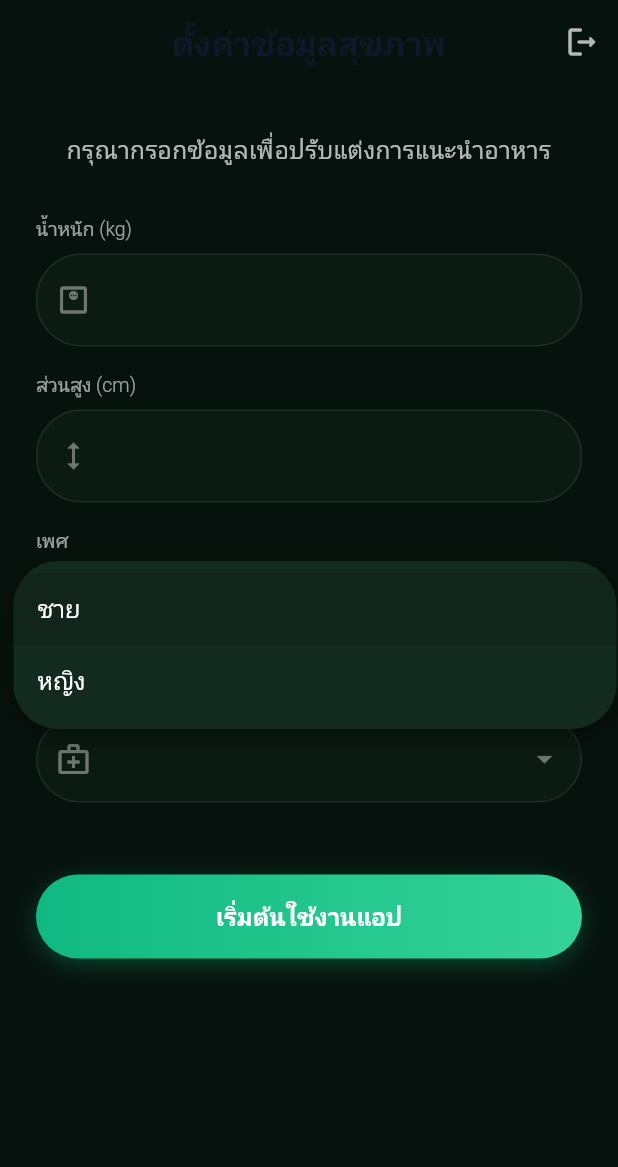
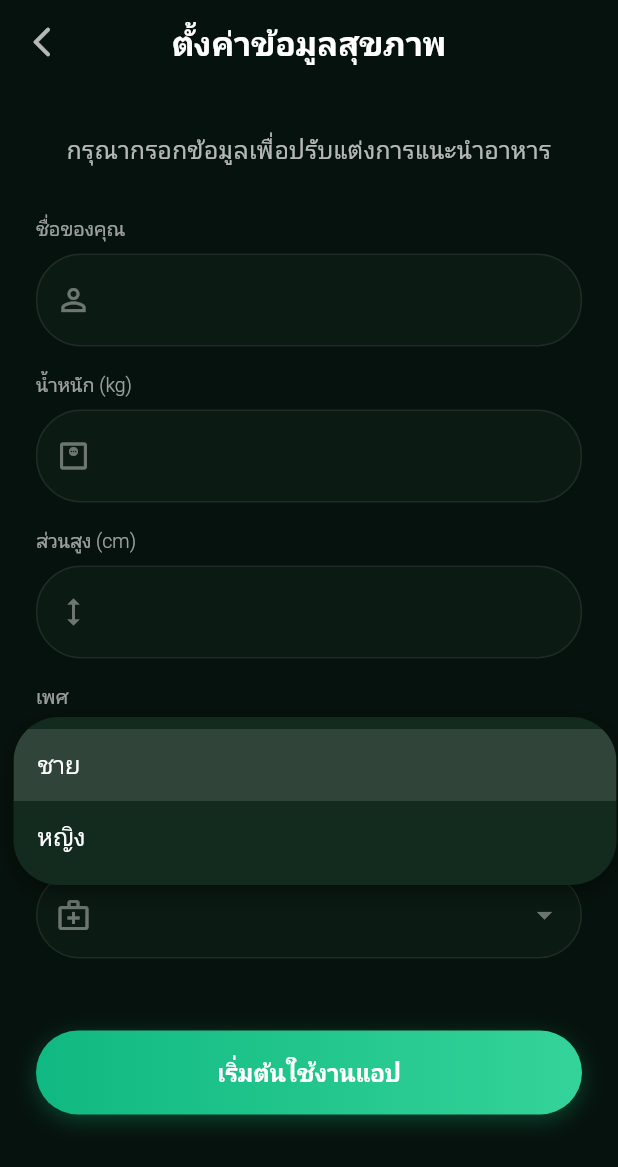
Before and after one commit to xhm-stk/CKD_Nutrition, a Flutter app: the HealthSetupPage screen opened by its route, after a tap on the "person outline" icon, on a phone screen of 412 x 824 dp. Shown: the top 1167 px of the screen. Run offline on Flutter 3.47's test engine with Material 3 defaults, Android fonts, the phone set to English and light mode, and no system bars; drawn by our look-alikes of flutter_animate; our stand-ins replace connectivity_plus, fl_chart, flutter_dotenv, flutter_local_notifications, flutter_riverpod, flutter_secure_storage and 12 more; accounts and stored records are empty; generated files the repository leaves out were written again; Roboto replaces fonts that are missing (Prompt).

Commit message:
feat: apply ui enhancements from items 3-5 (dark mode only, match backgrounds, add name field)

```diff
--- a/lib/main.dart
+++ b/lib/main.dart
@@ -18,7 +18,7 @@ import 'router/app_router.dart';
 import 'providers/auth_providers.dart';
 import 'services/biometric_service.dart';
 import 'theme/app_theme.dart';
-import 'providers/theme_provider.dart';
+
 
 void main() async {
   WidgetsFlutterBinding.ensureInitialized(); // บังคับให้ Flutter สตาร์ท
@@ -166,7 +166,7 @@ class _MyAppState extends ConsumerState<MyApp> {
       locale: const Locale('th'), // ภาษาเริ่มต้นคือไทย
       theme: AppTheme.lightTheme(),
       darkTheme: AppTheme.darkTheme(),
-      themeMode: ref.watch(themeProvider),
+      themeMode: ThemeMode.dark,
       routerConfig: router,
     );
   }
--- a/lib/pages/auth/health_setup_page.dart
+++ b/lib/pages/auth/health_setup_page.dart
@@ -8,6 +8,7 @@ import '../../../repositories/auth_repository.dart';
 import '../../../widgets/premium_text_field.dart';
 import '../../../widgets/premium_dropdown_field.dart';
 import '../../../theme/app_theme.dart';
+import 'package:supabase_flutter/supabase_flutter.dart';
 
 class HealthSetupPage extends ConsumerStatefulWidget {
   const HealthSetupPage({super.key});
@@ -17,6 +18,7 @@ class HealthSetupPage extends ConsumerStatefulWidget {
 
 class _HealthSetupPageState extends ConsumerState<HealthSetupPage> {
   final _formKey = GlobalKey<FormState>();
+  final _nameCtrl = TextEditingController();
   final _weightCtrl = TextEditingController();
   final _heightCtrl = TextEditingController();
   String _selectedGender = 'male';
@@ -34,12 +36,21 @@ class _HealthSetupPageState extends ConsumerState<HealthSetupPage> {
     try {
       final data =
           await ref.read(healthProfileServiceProvider).getHealthProfile();
+      final sb = Supabase.instance.client;
+      final user = sb.auth.currentUser;
+      final userName = user?.userMetadata?['name'] ?? '';
+
       if (data != null && mounted) {
         setState(() {
+          _nameCtrl.text = userName;
           _weightCtrl.text = data['weight_kg']?.toString() ?? '';
           _heightCtrl.text = data['height_cm']?.toString() ?? '';
           _selectedGender = data['gender'] ?? 'male';
           _selectedStage = data['ckd_stage'] ?? 'stage_3a';
+        });
+      } else if (mounted) {
+        setState(() {
+          _nameCtrl.text = userName;
         });
       }
     } finally {
@@ -57,6 +68,13 @@ class _HealthSetupPageState extends ConsumerState<HealthSetupPage> {
     setState(() => _isLoading = true);
 
     try {
+      final newName = _nameCtrl.text.trim();
+      if (newName.isNotEmpty) {
+        await Supabase.instance.client.auth.updateUser(
+          UserAttributes(data: {'name': newName}),
+        );
+      }
+
       await ref
           .read(healthProfileServiceProvider)
           .saveHealthProfile(
@@ -136,6 +154,7 @@ class _HealthSetupPageState extends ConsumerState<HealthSetupPage> {
 
   @override
   void dispose() {
+    _nameCtrl.dispose();
     _weightCtrl.dispose();
     _heightCtrl.dispose();
     super.dispose();
@@ -153,13 +172,14 @@ class _HealthSetupPageState extends ConsumerState<HealthSetupPage> {
         backgroundColor: Colors.transparent,
         elevation: 0,
         centerTitle: true,
-        actions: [
-          IconButton(
-            icon: const Icon(Icons.logout_rounded, color: Colors.white70),
-            tooltip: 'ย้อนกลับ / ออกจากระบบ',
-            onPressed: _confirmLogout,
+        leading: IconButton(
+          icon: const Icon(
+            Icons.arrow_back_ios_new_rounded,
+            color: Colors.white70,
           ),
-        ],
+          tooltip: 'ย้อนกลับไปหน้าสร้างบัญชี',
+          onPressed: _confirmLogout,
+        ),
       ),
       body:
           _isFetching
@@ -181,6 +201,13 @@ class _HealthSetupPageState extends ConsumerState<HealthSetupPage> {
                       textAlign: TextAlign.center,
                     ).animate().fade(duration: 400.ms).slideY(begin: 0.2),
                     const SizedBox(height: 32),
+                    PremiumTextField(
+                      controller: _nameCtrl,
+                      label: 'ชื่อของคุณ',
+                      prefixIcon: Icons.person_outline,
+                      keyboardType: TextInputType.name,
+                    ).animate().fade(duration: 450.ms).slideY(begin: 0.2),
+                    const SizedBox(height: 16),
                     PremiumTextField(
                       controller: _weightCtrl,
                       label: 'น้ำหนัก (kg)',
```
Also changed, not shown: lib/pages/profile/profile_page.dart (+17 -5 lines).
